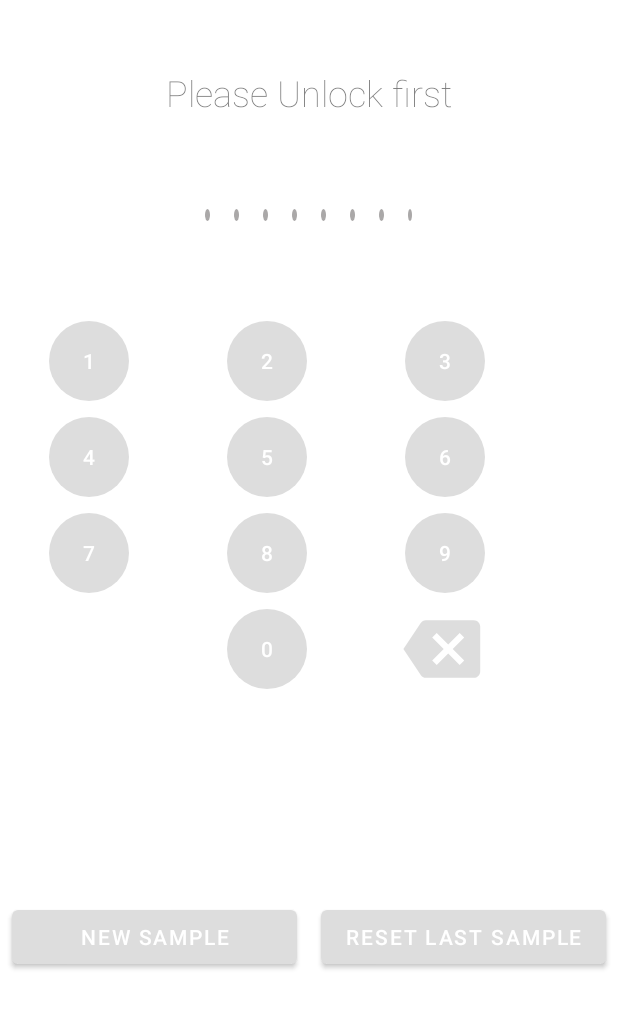
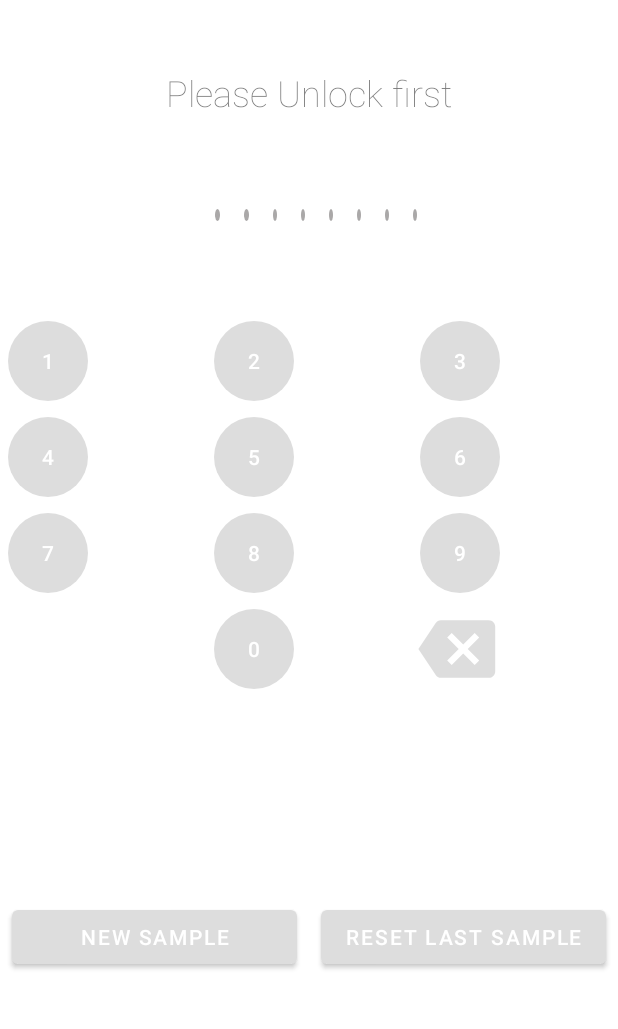
Before and after one commit to sidneyaguirre/bioauthentication, an Android app: the LockActivity screen opened directly, with no data from a screen before it, on a phone screen of 412 x 824 dp, the part 195-1224 px from its top. Run offline under Robolectric (Android 15) with nearby library versions, the phone set to English and light mode, and no system bars; our stand-ins replace Firebase (no records; nobody signed in at launch, a user with empty details on screens opened directly); 2 statements that could not run were skipped.

```diff
--- a/app/src/main/res/layout/activity_lock.xml
+++ b/app/src/main/res/layout/activity_lock.xml
@@ -47,8 +47,8 @@
         android:orientation="horizontal"
         android:layout_weight="1">
         <LinearLayout
-            android:layout_width="0dp"
-            android:layout_height="0dp"
+            android:layout_width="10dp"
+            android:layout_height="10dp"
             android:layout_weight="1"></LinearLayout>
         <com.example.bioauthentication.pin.dots.IndicatorDots
             android:id="@+id/indicator_dots"
@@ -81,7 +81,7 @@
         <LinearLayout
             android:layout_width="0dp"
             android:layout_height="0dp"
-            android:layout_weight="1"></LinearLayout>
+            android:layout_weight="-1"></LinearLayout>
 
     </LinearLayout>
     <LinearLayout
```
